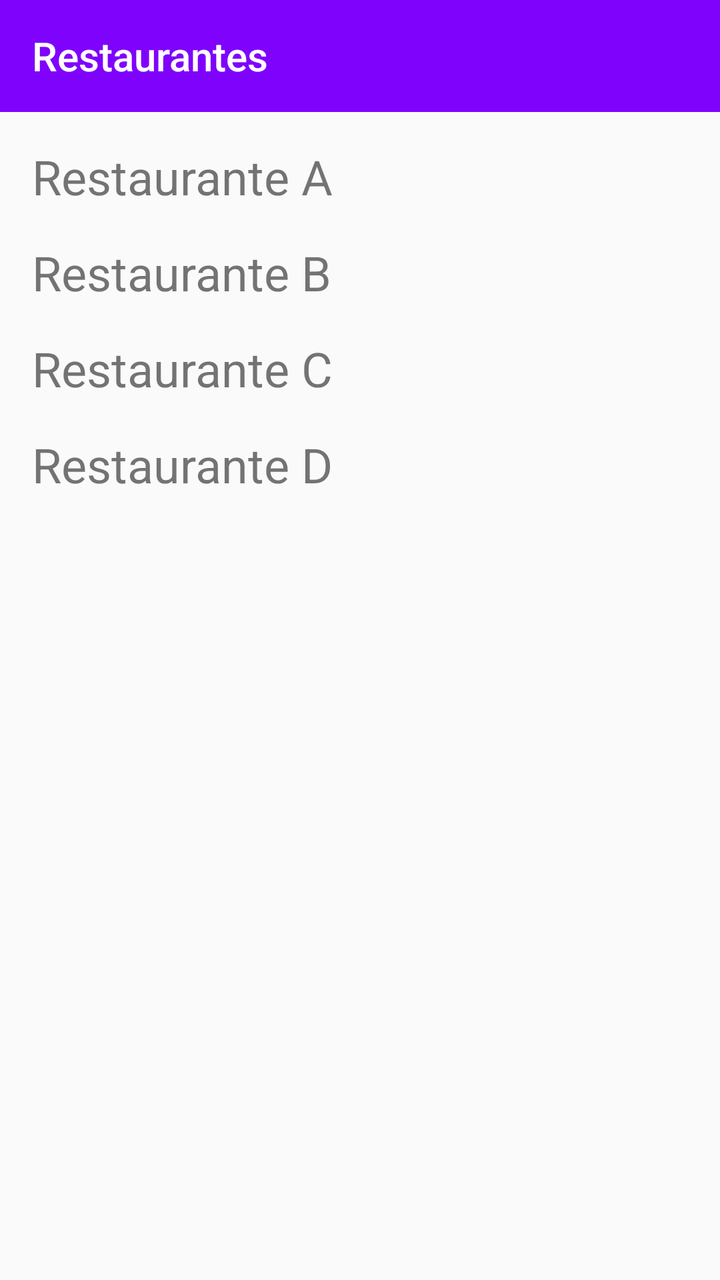
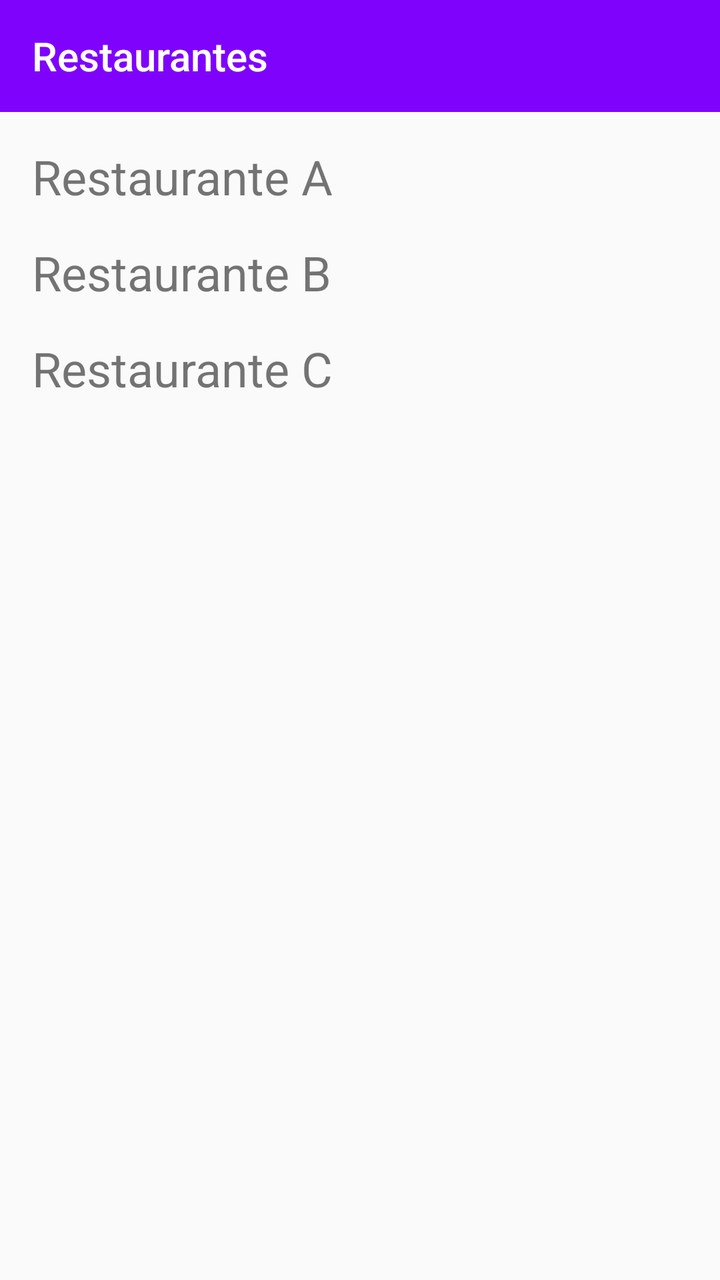

Two renders of the same Android screen: before a commit and after it. Below are the layout's source before the change and the commit's diff.
<!-- AndroidManifest.xml: application theme Theme.RestaurantApp -->
<!-- res/layout/activity_main.xml -->
<?xml version="1.0" encoding="utf-8"?>
<androidx.constraintlayout.widget.ConstraintLayout
    xmlns:android="http://schemas.android.com/apk/res/android"
    xmlns:app="http://schemas.android.com/apk/res-auto"
    xmlns:tools="http://schemas.android.com/tools"
    android:layout_width="match_parent"
    android:layout_height="match_parent"
    tools:context=".MainActivity">

    <include
        android:id="@+id/toolbar"
        android:layout_width="match_parent"
        android:layout_height="wrap_content"
        layout="@layout/toolbar"
        />

    <TextView
        android:id="@+id/restaurantec"
        android:layout_width="370dp"
        android:layout_height="wrap_content"
        android:layout_marginStart="16dp"
        android:layout_marginTop="168dp"
        android:clickable="true"
        android:onClick="onGoToRestauranteC"
        android:text="Restaurante C"
        android:textSize="24sp"
        app:layout_constraintStart_toStartOf="parent"
        app:layout_constraintTop_toTopOf="parent" />

    <TextView
        android:id="@+id/restaurantea"
        android:layout_width="370dp"
        android:layout_height="wrap_content"
        android:layout_marginStart="16dp"
        android:layout_marginTop="72dp"
        android:clickable="true"
        android:onClick="onGoToRestauranteA"
        android:text="Restaurante A"
        android:textSize="24sp"
        app:layout_constraintStart_toStartOf="parent"
        app:layout_constraintTop_toTopOf="parent" />

    <TextView
        android:id="@+id/restauranteb"
        android:layout_width="370dp"
        android:layout_height="wrap_content"
        android:layout_marginStart="16dp"
        android:layout_marginTop="120dp"
        android:clickable="true"
        android:onClick="onGoToRestauranteB"
        android:text="Restaurante B"
        android:textSize="24sp"
        app:layout_constraintStart_toStartOf="parent"
        app:layout_constraintTop_toTopOf="parent" />

    <TextView
        android:id="@+id/restauranted"
        android:layout_width="370dp"
        android:layout_height="wrap_content"
        android:layout_marginStart="16dp"
        android:layout_marginTop="216dp"
        android:clickable="true"
        android:onClick="onGoToRestauranteD"
        android:text="Restaurante D"
        android:textSize="24sp"
        app:layout_constraintStart_toStartOf="parent"
        app:layout_constraintTop_toTopOf="parent" />
</androidx.constraintlayout.widget.ConstraintLayout>
<!-- res/layout/toolbar.xml (included above) -->
<?xml version="1.0" encoding="utf-8"?>
<androidx.appcompat.widget.Toolbar xmlns:android="http://schemas.android.com/apk/res/android"
    android:layout_width="match_parent"
    android:layout_height="wrap_content"
    xmlns:app="http://schemas.android.com/apk/res-auto"
    android:id="@+id/toolbar"
    android:background="#7f03fc"
    app:title="Restaurantes"
    app:titleTextColor="#fff"
    >

</androidx.appcompat.widget.Toolbar>
<!-- resources referenced by this layout -->
<resources>
  <style name="Theme.RestaurantApp" parent="Theme.AppCompat.Light.NoActionBar">
          
          <item name="colorPrimary">@color/purple_500</item>
          <item name="colorPrimaryVariant">@color/purple_700</item>
          <item name="colorOnPrimary">@color/white</item>
          
          <item name="colorSecondary">@color/teal_200</item>
          <item name="colorSecondaryVariant">@color/teal_700</item>
          <item name="colorOnSecondary">@color/black</item>
          
          <item name="android:statusBarColor">?attr/colorPrimaryVariant</item>
          
      </style>
  <color name="purple_500">#FF6200EE</color>
  <color name="purple_700">#FF3700B3</color>
  <color name="white">#FFFFFFFF</color>
  <color name="teal_200">#FF03DAC5</color>
  <color name="teal_700">#FF018786</color>
  <color name="black">#FF000000</color>
</resources>

<!-- the commit's change to res/layout/activity_main.xml (unified diff, before → after) -->
@@ -13,19 +13,6 @@
         android:layout_height="wrap_content"
         layout="@layout/toolbar"
         />
-
-    <TextView
-        android:id="@+id/restaurantec"
-        android:layout_width="370dp"
-        android:layout_height="wrap_content"
-        android:layout_marginStart="16dp"
-        android:layout_marginTop="168dp"
-        android:clickable="true"
-        android:onClick="onGoToRestauranteC"
-        android:text="Restaurante C"
-        android:textSize="24sp"
-        app:layout_constraintStart_toStartOf="parent"
-        app:layout_constraintTop_toTopOf="parent" />
 
     <TextView
         android:id="@+id/restaurantea"
@@ -54,17 +41,18 @@
         app:layout_constraintTop_toTopOf="parent" />
 
     <TextView
-        android:id="@+id/restauranted"
+        android:id="@+id/restaurantec"
         android:layout_width="370dp"
         android:layout_height="wrap_content"
         android:layout_marginStart="16dp"
-        android:layout_marginTop="216dp"
+        android:layout_marginTop="168dp"
         android:clickable="true"
-        android:onClick="onGoToRestauranteD"
-        android:text="Restaurante D"
+        android:onClick="onGoToRestauranteC"
+        android:text="Restaurante C"
         android:textSize="24sp"
         app:layout_constraintStart_toStartOf="parent"
         app:layout_constraintTop_toTopOf="parent" />
+
 </androidx.constraintlayout.widget.ConstraintLayout>
 <!-- res/layout/toolbar.xml (included above) -->
 <?xml version="1.0" encoding="utf-8"?>
